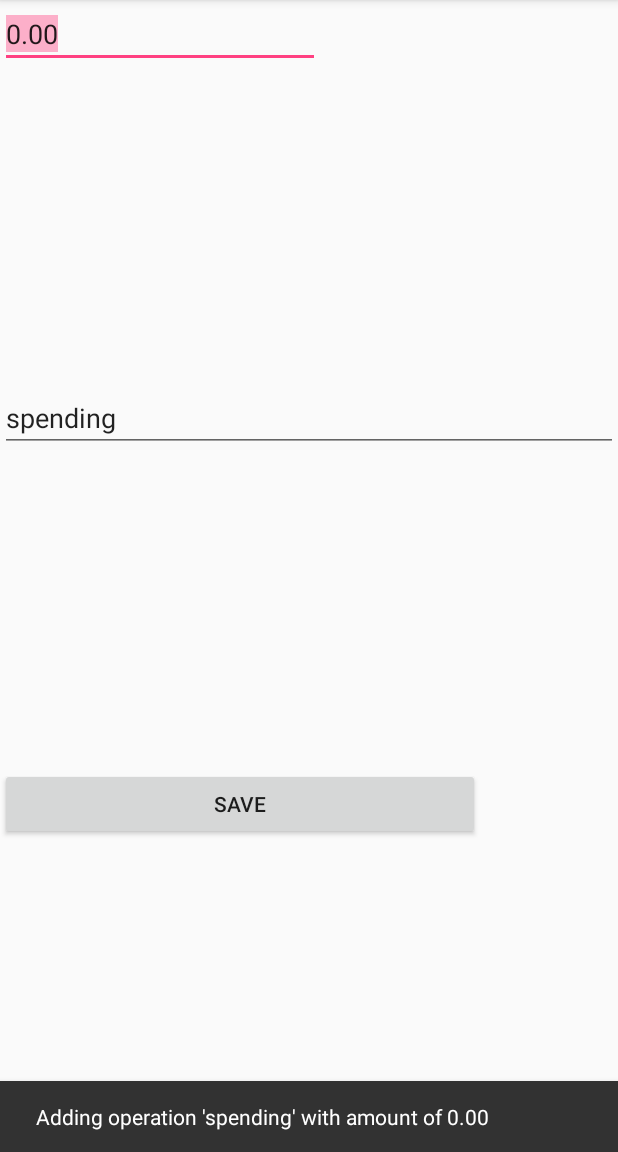
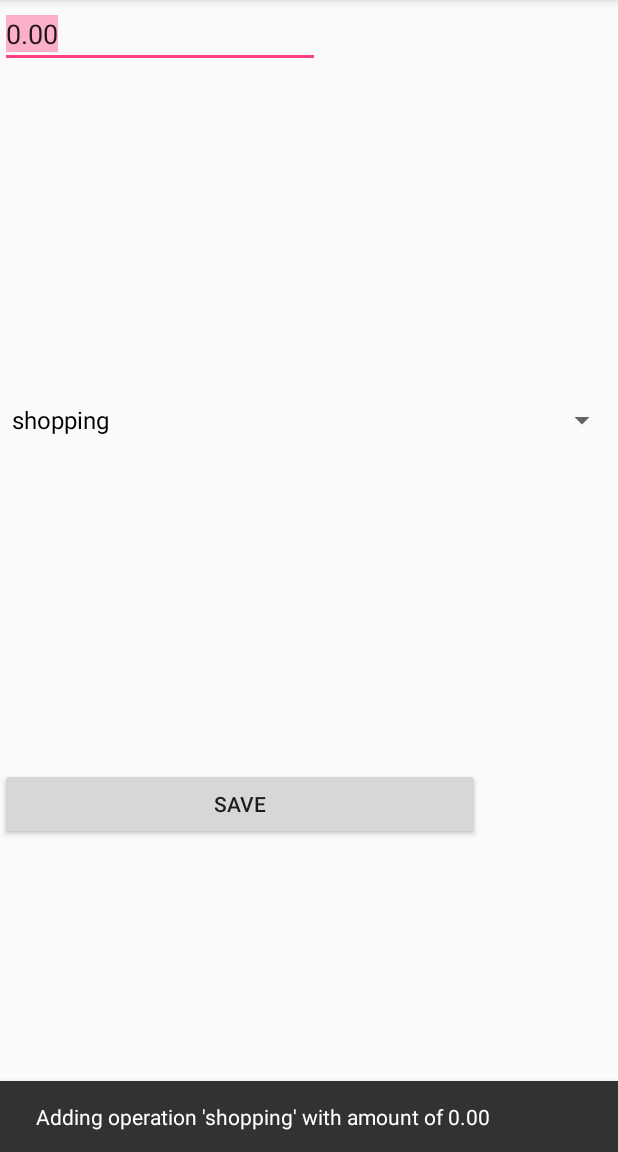
Before and after one commit to lukaszkuczynski/android-wallet, an Android app: the screen it shows after launch (MainActivity), after a tap on "SAVE", on a phone screen of 412 x 824 dp, the part 84-1236 px from its top. Run offline under Robolectric (Android 15) with nearby library versions, the phone set to English and light mode, and no system bars.

```diff
--- a/app/src/main/java/pl/integrator/androidwallet/MainActivity.java
+++ b/app/src/main/java/pl/integrator/androidwallet/MainActivity.java
@@ -4,8 +4,14 @@ import android.os.Bundle;
 import android.support.design.widget.Snackbar;
 import android.support.v7.app.AppCompatActivity;
 import android.view.View;
+import android.widget.ArrayAdapter;
 import android.widget.Button;
 import android.widget.EditText;
+import android.widget.Spinner;
+
+import java.util.ArrayList;
+import java.util.Arrays;
+import java.util.List;
 
 public class MainActivity extends AppCompatActivity {
 
@@ -19,16 +25,32 @@ public class MainActivity extends AppCompatActivity {
         Button button = (Button) findViewById(R.id.save);
 
         final EditText amountEdit = (EditText) findViewById(R.id.amount);
-        final EditText descriptionEdit = (EditText) findViewById(R.id.description);
+
+        final Spinner spinner = (Spinner) findViewById(R.id.spinner);
+
+        String[] tags = new String[]{
+                "shopping",
+                "gasoline"
+        };
+
+        final List<String> tagList = new ArrayList<>(Arrays.asList(tags));
+
+        // Initializing an ArrayAdapter
+        final ArrayAdapter<String> spinnerArrayAdapter = new ArrayAdapter<>(
+                this,R.layout.support_simple_spinner_dropdown_item,tagList);
+
+        spinnerArrayAdapter.setDropDownViewResource(R.layout.support_simple_spinner_dropdown_item);
+        spinner.setAdapter(spinnerArrayAdapter);
+
 
         button.setOnClickListener( (View view) -> {
 
             double amount = Double.valueOf(amountEdit.getText().toString());
-            String description = descriptionEdit.getText().toString();
-            String snackText = String.format("Adding operation '%s' with amount of %.2f", description, amount);
+            String tag = spinner.getSelectedItem().toString();
+            String snackText = String.format("Adding operation '%s' with amount of %.2f", tag, amount);
             Snackbar.make(view, snackText, Snackbar.LENGTH_INDEFINITE)
                     .show();
-            operationDao.saveOperation(new Operation(amount, description));
+            operationDao.saveOperation(new Operation(amount, tag));
         });
 
     }
--- a/app/src/main/res/layout/activity_main.xml
+++ b/app/src/main/res/layout/activity_main.xml
@@ -29,14 +29,10 @@
         android:layout_height="0dp"
         android:layout_weight="1">
 
-        <EditText
-            android:id="@+id/description"
-            android:layout_width="wrap_content"
-            android:layout_height="wrap_content"
-            android:ems="20"
-            android:inputType="text"
-            android:text="@string/default_description" />
-
+        <Spinner
+            android:id="@+id/spinner"
+            android:layout_width="match_parent"
+            android:layout_height="wrap_content" />
     </FrameLayout>
     <FrameLayout
         android:id="@+id/content_buttons"
```
